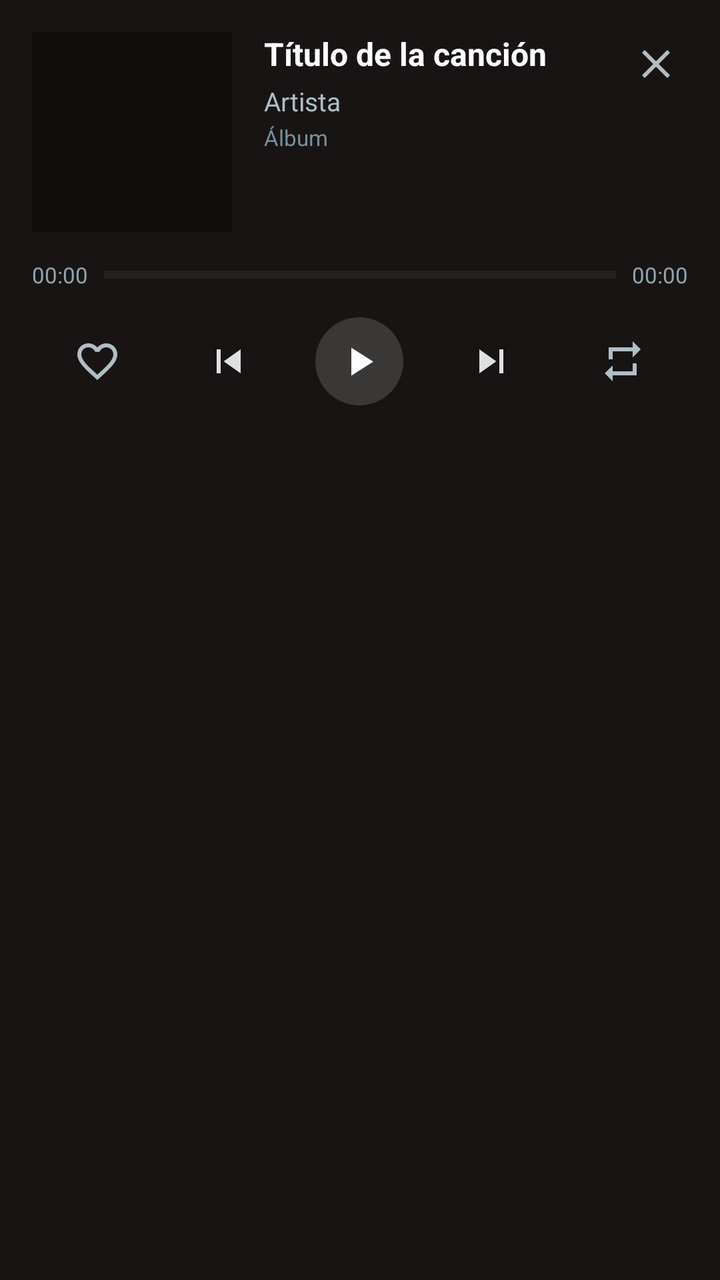
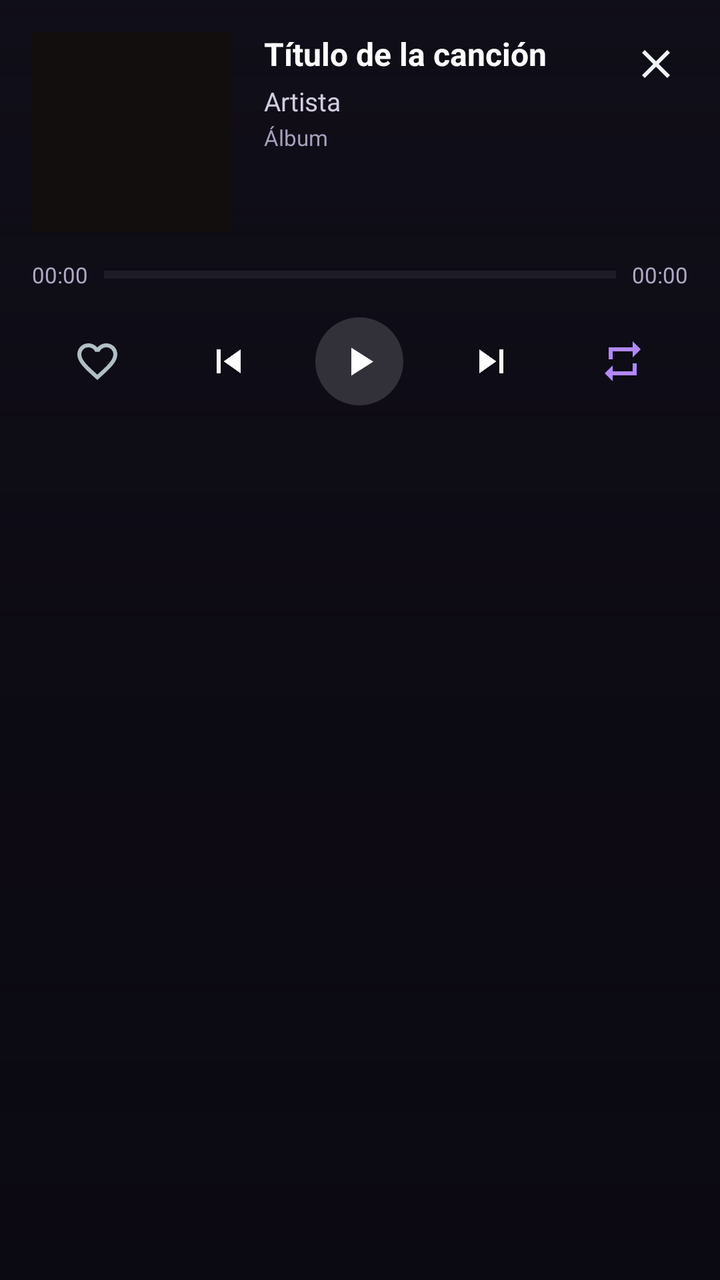

Two renders of the same Android screen: before a commit and after it. Below are the layout's source before the change and the commit's diff.
<!-- AndroidManifest.xml: application theme Theme.Rewind -->
<!-- res/layout/notification_expanded.xml -->
<?xml version="1.0" encoding="utf-8"?>
<RelativeLayout xmlns:android="http://schemas.android.com/apk/res/android"
    android:layout_width="match_parent"
    android:layout_height="wrap_content"
    android:background="#181414"
    android:padding="16dp">

    
    <RelativeLayout
        android:id="@+id/expanded_header_container"
        android:layout_width="match_parent"
        android:layout_height="wrap_content">

        
        <ImageView
            android:id="@+id/notification_expanded_art"
            android:layout_width="100dp"
            android:layout_height="100dp"
            android:layout_alignParentStart="true"
            android:layout_alignParentTop="true"
            android:scaleType="centerCrop"
            android:src="@drawable/ic_launcher_background" />

        
        <ImageButton
            android:id="@+id/notification_expanded_btn_close"
            android:layout_width="32dp"
            android:layout_height="32dp"
            android:layout_alignParentEnd="true"
            android:layout_alignParentTop="true"
            android:background="?android:attr/selectableItemBackgroundBorderless"
            android:src="@drawable/ic_notif_close"
            android:contentDescription="Eliminar notificación" />

        
        <LinearLayout
            android:layout_width="match_parent"
            android:layout_height="wrap_content"
            android:layout_toEndOf="@id/notification_expanded_art"
            android:layout_toStartOf="@id/notification_expanded_btn_close"
            android:layout_marginStart="16dp"
            android:layout_alignParentTop="true"
            android:orientation="vertical">

            <TextView
                android:id="@+id/notification_expanded_title"
                android:layout_width="match_parent"
                android:layout_height="wrap_content"
                android:text="Título de la canción"
                android:textColor="#FFFFFF"
                android:textSize="16sp"
                android:textStyle="bold"
                android:singleLine="true"
                android:ellipsize="end" />

            <TextView
                android:id="@+id/notification_expanded_artist"
                android:layout_width="match_parent"
                android:layout_height="wrap_content"
                android:text="Artista"
                android:textColor="#B0BEC5"
                android:textSize="13sp"
                android:singleLine="true"
                android:ellipsize="end"
                android:layout_marginTop="4dp" />

            <TextView
                android:id="@+id/notification_expanded_album"
                android:layout_width="match_parent"
                android:layout_height="wrap_content"
                android:text="Álbum"
                android:textColor="#78909C"
                android:textSize="11sp"
                android:singleLine="true"
                android:ellipsize="end"
                android:layout_marginTop="2dp" />
        </LinearLayout>
    </RelativeLayout>

    
    <RelativeLayout
        android:id="@+id/progress_expanded_container"
        android:layout_width="match_parent"
        android:layout_height="wrap_content"
        android:layout_below="@id/expanded_header_container"
        android:layout_marginTop="14dp">

        <TextView
            android:id="@+id/notification_expanded_time_current"
            android:layout_width="wrap_content"
            android:layout_height="wrap_content"
            android:layout_alignParentStart="true"
            android:text="00:00"
            android:textColor="#90A4AE"
            android:textSize="11sp" />

        <TextView
            android:id="@+id/notification_expanded_time_total"
            android:layout_width="wrap_content"
            android:layout_height="wrap_content"
            android:layout_alignParentEnd="true"
            android:text="00:00"
            android:textColor="#90A4AE"
            android:textSize="11sp" />

        <ProgressBar
            android:id="@+id/notification_expanded_progress"
            style="?android:attr/progressBarStyleHorizontal"
            android:layout_width="match_parent"
            android:layout_height="4dp"
            android:layout_centerVertical="true"
            android:layout_toEndOf="@id/notification_expanded_time_current"
            android:layout_toStartOf="@id/notification_expanded_time_total"
            android:layout_marginStart="8dp"
            android:layout_marginEnd="8dp"
            android:max="100"
            android:progress="0"
            android:progressTint="#E91E63"
            android:progressBackgroundTint="#33FFFFFF" />
    </RelativeLayout>

    
    <LinearLayout
        android:layout_width="match_parent"
        android:layout_height="48dp"
        android:layout_below="@id/progress_expanded_container"
        android:layout_marginTop="12dp"
        android:orientation="horizontal"
        android:gravity="center"
        android:weightSum="5">

        <ImageButton
            android:id="@+id/notification_expanded_btn_like"
            android:layout_width="0dp"
            android:layout_height="match_parent"
            android:layout_weight="1"
            android:background="?android:attr/selectableItemBackgroundBorderless"
            android:src="@drawable/ic_notif_heart_off"
            android:contentDescription="Favorito" />

        <ImageButton
            android:id="@+id/notification_expanded_btn_prev"
            android:layout_width="0dp"
            android:layout_height="match_parent"
            android:layout_weight="1"
            android:background="?android:attr/selectableItemBackgroundBorderless"
            android:src="@drawable/ic_notif_prev"
            android:contentDescription="Anterior" />

        <FrameLayout
            android:layout_width="0dp"
            android:layout_height="match_parent"
            android:layout_weight="1">

            <ImageButton
                android:id="@+id/notification_expanded_btn_play_pause"
                android:layout_width="44dp"
                android:layout_height="44dp"
                android:layout_gravity="center"
                android:background="@drawable/bg_notif_play_btn"
                android:src="@drawable/ic_notif_play"
                android:contentDescription="Reproducir / Pausa" />
        </FrameLayout>

        <ImageButton
            android:id="@+id/notification_expanded_btn_next"
            android:layout_width="0dp"
            android:layout_height="match_parent"
            android:layout_weight="1"
            android:background="?android:attr/selectableItemBackgroundBorderless"
            android:src="@drawable/ic_notif_next"
            android:contentDescription="Siguiente" />

        <ImageButton
            android:id="@+id/notification_expanded_btn_mode"
            android:layout_width="0dp"
            android:layout_height="match_parent"
            android:layout_weight="1"
            android:background="?android:attr/selectableItemBackgroundBorderless"
            android:src="@drawable/ic_notif_mode_repeat"
            android:contentDescription="Modo de rewindducción" />

    </LinearLayout>

</RelativeLayout>
<!-- resources referenced by this layout -->
<resources>
  <!-- drawable bg_notif_play_btn (drawable) -->
  <?xml version="1.0" encoding="utf-8"?>
  <shape xmlns:android="http://schemas.android.com/apk/res/android"
      android:shape="oval">
      <solid android:color="#26FFFFFF" />
  </shape>
  <!-- drawable ic_launcher_background (drawable) -->
  <?xml version="1.0" encoding="utf-8"?>
  <vector xmlns:android="http://schemas.android.com/apk/res/android"
      android:width="108dp"
      android:height="108dp"
      android:viewportWidth="108"
      android:viewportHeight="108">
      <path
          android:fillColor="#130E0E"
          android:pathData="M0,0h108v108h-108z" />
  </vector>
  <!-- drawable ic_notif_close (drawable) -->
  <vector xmlns:android="http://schemas.android.com/apk/res/android"
      android:width="24dp"
      android:height="24dp"
      android:viewportWidth="24"
      android:viewportHeight="24">
      <path
          android:fillColor="#B0BEC5"
          android:pathData="M19,6.41L17.59,5 12,10.59 6.41,5 5,6.41 10.59,12 5,17.59 6.41,19 12,13.41 17.59,19 19,17.59 13.41,12z"/>
  </vector>
  <!-- drawable ic_notif_heart_off (drawable) -->
  <vector xmlns:android="http://schemas.android.com/apk/res/android"
      android:width="24dp"
      android:height="24dp"
      android:viewportWidth="24"
      android:viewportHeight="24">
      <path
          android:fillColor="#B0BEC5"
          android:pathData="M16.5,3c-1.74,0 -3.41,0.81 -4.5,2.09C10.91,3.81 9.24,3 7.5,3 4.42,3 2,5.42 2,8.5c0,3.78 3.4,6.86 8.55,11.54L12,21.35l1.45,-1.32C18.6,15.36 22,12.28 22,8.5 22,5.42 19.58,3 16.5,3zm-4.4,15.55l-0.1,0.1 -0.1,-0.1C7.14,14.24 4,11.39 4,8.5c0,-1.93 1.57,-3.5 3.5,-3.5 1.48,0 2.91,0.95 3.42,2.26h2.16c0.51,-1.31 1.94,-2.26 3.42,-2.26 1.93,0 3.5,1.57 3.5,3.5 0,2.89 -3.14,5.74 -7.9,10.05z"/>
  </vector>
  <!-- drawable ic_notif_mode_repeat (drawable) -->
  <vector xmlns:android="http://schemas.android.com/apk/res/android"
      android:width="24dp"
      android:height="24dp"
      android:viewportWidth="24"
      android:viewportHeight="24">
      <path
          android:fillColor="#B0BEC5"
          android:pathData="M7,7h10v3l4,-4 -4,-4v3H5v6h2V7zm10,10H7v-3l-4,4 4,4v-3h12v-6h-2v4z"/>
  </vector>
  <!-- drawable ic_notif_next (drawable) -->
  <vector xmlns:android="http://schemas.android.com/apk/res/android"
      android:width="24dp"
      android:height="24dp"
      android:viewportWidth="24"
      android:viewportHeight="24">
      <path
          android:fillColor="#E0E0E0"
          android:pathData="M6,18l8.5,-6L6,6v12zM16,6v12h2V6h-2z"/>
  </vector>
  <!-- drawable ic_notif_play (drawable) -->
  <vector xmlns:android="http://schemas.android.com/apk/res/android"
      android:width="24dp"
      android:height="24dp"
      android:viewportWidth="24"
      android:viewportHeight="24">
      <path
          android:fillColor="#FFFFFF"
          android:pathData="M8,5.14v14l11,-7L8,5.14z"/>
  </vector>
  <!-- drawable ic_notif_prev (drawable) -->
  <vector xmlns:android="http://schemas.android.com/apk/res/android"
      android:width="24dp"
      android:height="24dp"
      android:viewportWidth="24"
      android:viewportHeight="24">
      <path
          android:fillColor="#E0E0E0"
          android:pathData="M6,6h2v12H6zm3.5,6l8.5,6V6z"/>
  </vector>
  <style name="Theme.Rewind" parent="android:Theme.Material.NoActionBar">
          <item name="android:windowBackground">@color/launch_window_bg</item>
      </style>
  <color name="launch_window_bg">#FF0A0C10</color>
</resources>

<!-- the commit's change to res/layout/notification_expanded.xml (unified diff, before → after) -->
@@ -1,185 +1,205 @@
 <?xml version="1.0" encoding="utf-8"?>
-<RelativeLayout xmlns:android="http://schemas.android.com/apk/res/android"
+<FrameLayout xmlns:android="http://schemas.android.com/apk/res/android"
     android:layout_width="match_parent"
     android:layout_height="wrap_content"
-    android:background="#181414"
-    android:padding="16dp">
-
-    
+    android:background="@drawable/notif_bg_fallback">
+
+    <ImageView
+        android:id="@+id/notification_expanded_glow"
+        android:layout_width="match_parent"
+        android:layout_height="match_parent"
+        android:contentDescription="@null"
+        android:scaleType="centerCrop" />
+
+    <View
+        android:layout_width="match_parent"
+        android:layout_height="match_parent"
+        android:background="@drawable/notif_scrim" />
+
     <RelativeLayout
-        android:id="@+id/expanded_header_container"
         android:layout_width="match_parent"
-        android:layout_height="wrap_content">
+        android:layout_height="wrap_content"
+        android:padding="16dp">
 
         
-        <ImageView
-            android:id="@+id/notification_expanded_art"
-            android:layout_width="100dp"
-            android:layout_height="100dp"
-            android:layout_alignParentStart="true"
-            android:layout_alignParentTop="true"
-            android:scaleType="centerCrop"
-            android:src="@drawable/ic_launcher_background" />
+        <RelativeLayout
+            android:id="@+id/expanded_header_container"
+            android:layout_width="match_parent"
+            android:layout_height="wrap_content">
+
+            
+            <ImageView
+                android:id="@+id/notification_expanded_art"
+                android:layout_width="100dp"
+                android:layout_height="100dp"
+                android:layout_alignParentStart="true"
+                android:layout_alignParentTop="true"
+                android:scaleType="centerCrop"
+                android:src="@drawable/ic_launcher_background" />
+
+            
+            <ImageButton
+                android:id="@+id/notification_expanded_btn_close"
+                android:layout_width="32dp"
+                android:layout_height="32dp"
+                android:layout_alignParentEnd="true"
+                android:layout_alignParentTop="true"
+                android:background="?android:attr/selectableItemBackgroundBorderless"
+                android:contentDescription="Cerrar notificación"
+                android:src="@drawable/ic_notif_close"
+                android:tint="#CCFFFFFF" />
+
+            
+            <LinearLayout
+                android:layout_width="match_parent"
+                android:layout_height="wrap_content"
+                android:layout_alignParentTop="true"
+                android:layout_marginStart="16dp"
+                android:layout_toEndOf="@id/notification_expanded_art"
+                android:layout_toStartOf="@id/notification_expanded_btn_close"
+                android:orientation="vertical">
+
+                <TextView
+                    android:id="@+id/notification_expanded_title"
+                    android:layout_width="match_parent"
+                    android:layout_height="wrap_content"
+                    android:ellipsize="end"
+                    android:singleLine="true"
+                    android:text="Título de la canción"
+                    android:textColor="#FFFFFF"
+                    android:textSize="16sp"
+                    android:textStyle="bold" />
+
+                <TextView
+                    android:id="@+id/notification_expanded_artist"
+                    android:layout_width="match_parent"
+                    android:layout_height="wrap_content"
+                    android:layout_marginTop="4dp"
+                    android:ellipsize="end"
+                    android:singleLine="true"
+                    android:text="Artista"
+                    android:textColor="#D2CCE0"
+                    android:textSize="13sp" />
+
+                <TextView
+                    android:id="@+id/notification_expanded_album"
+                    android:layout_width="match_parent"
+                    android:layout_height="wrap_content"
+                    android:layout_marginTop="2dp"
+                    android:ellipsize="end"
+                    android:singleLine="true"
+                    android:text="Álbum"
+                    android:textColor="#A79FBB"
+                    android:textSize="11sp" />
+            </LinearLayout>
+        </RelativeLayout>
 
         
-        <ImageButton
-            android:id="@+id/notification_expanded_btn_close"
-            android:layout_width="32dp"
-            android:layout_height="32dp"
-            android:layout_alignParentEnd="true"
-            android:layout_alignParentTop="true"
-            android:background="?android:attr/selectableItemBackgroundBorderless"
-            android:src="@drawable/ic_notif_close"
-            android:contentDescription="Eliminar notificación" />
+        <RelativeLayout
+            android:id="@+id/progress_expanded_container"
+            android:layout_width="match_parent"
+            android:layout_height="wrap_content"
+            android:layout_below="@id/expanded_header_container"
+            android:layout_marginTop="14dp">
+
+            <TextView
+                android:id="@+id/notification_expanded_time_current"
+                android:layout_width="wrap_content"
+                android:layout_height="wrap_content"
+                android:layout_alignParentStart="true"
+                android:text="00:00"
+                android:textColor="#B0A8C4"
+                android:textSize="11sp" />
+
+            <TextView
+                android:id="@+id/notification_expanded_time_total"
+                android:layout_width="wrap_content"
+                android:layout_height="wrap_content"
+                android:layout_alignParentEnd="true"
+                android:text="00:00"
+                android:textColor="#B0A8C4"
+                android:textSize="11sp" />
+
+            <ProgressBar
+                android:id="@+id/notification_expanded_progress"
+                style="?android:attr/progressBarStyleHorizontal"
+                android:layout_width="match_parent"
+                android:layout_height="4dp"
+                android:layout_centerVertical="true"
+                android:layout_marginStart="8dp"
+                android:layout_marginEnd="8dp"
+                android:layout_toEndOf="@id/notification_expanded_time_current"
+                android:layout_toStartOf="@id/notification_expanded_time_total"
+                android:max="100"
+                android:progress="0"
+                android:progressBackgroundTint="#33FFFFFF"
+                android:progressTint="#FFB388FE" />
+        </RelativeLayout>
 
         
         <LinearLayout
             android:layout_width="match_parent"
-            android:layout_height="wrap_content"
-            android:layout_toEndOf="@id/notification_expanded_art"
-            android:layout_toStartOf="@id/notification_expanded_btn_close"
-            android:layout_marginStart="16dp"
-            android:layout_alignParentTop="true"
-            android:orientation="vertical">
-
-            <TextView
-                android:id="@+id/notification_expanded_title"
-                android:layout_width="match_parent"
-                android:layout_height="wrap_content"
-                android:text="Título de la canción"
-                android:textColor="#FFFFFF"
-                android:textSize="16sp"
-                android:textStyle="bold"
-                android:singleLine="true"
-                android:ellipsize="end" />
-
-            <TextView
-                android:id="@+id/notification_expanded_artist"
-                android:layout_width="match_parent"
-                android:layout_height="wrap_content"
-                android:text="Artista"
-                android:textColor="#B0BEC5"
-                android:textSize="13sp"
-                android:singleLine="true"
-                android:ellipsize="end"
-                android:layout_marginTop="4dp" />
-
-            <TextView
-                android:id="@+id/notification_expanded_album"
-                android:layout_width="match_parent"
-                android:layout_height="wrap_content"
-                android:text="Álbum"
-                android:textColor="#78909C"
-                android:textSize="11sp"
-                android:singleLine="true"
-                android:ellipsize="end"
-                android:layout_marginTop="2dp" />
+            android:layout_height="48dp"
+            android:layout_below="@id/progress_expanded_container"
+            android:layout_marginTop="12dp"
+            android:gravity="center"
+            android:orientation="horizontal"
+            android:weightSum="5">
+
+            <ImageButton
+                android:id="@+id/notification_expanded_btn_like"
+                android:layout_width="0dp"
+                android:layout_height="match_parent"
+                android:layout_weight="1"
+                android:background="?android:attr/selectableItemBackgroundBorderless"
+                android:contentDescription="Favorito"
+                android:src="@drawable/ic_notif_heart_off" />
+
+            <ImageButton
+                android:id="@+id/notification_expanded_btn_prev"
+                android:layout_width="0dp"
+                android:layout_height="match_parent"
+                android:layout_weight="1"
+                android:background="?android:attr/selectableItemBackgroundBorderless"
+                android:contentDescription="Anterior"
+                android:src="@drawable/ic_notif_prev"
+                android:tint="#F2FFFFFF" />
+
+            <FrameLayout
+                android:layout_width="0dp"
+                android:layout_height="match_parent"
+                android:layout_weight="1">
+
+                <ImageButton
+                    android:id="@+id/notification_expanded_btn_play_pause"
+                    android:layout_width="44dp"
+                    android:layout_height="44dp"
+                    android:layout_gravity="center"
+                    android:background="@drawable/bg_notif_play_btn"
+                    android:contentDescription="Reproducir / Pausa"
+                    android:src="@drawable/ic_notif_play"
+                    android:tint="#FFFFFFFF" />
+            </FrameLayout>
+
+            <ImageButton
+                android:id="@+id/notification_expanded_btn_next"
+                android:layout_width="0dp"
+                android:layout_height="match_parent"
+                android:layout_weight="1"
+                android:background="?android:attr/selectableItemBackgroundBorderless"
+                android:contentDescription="Siguiente"
+                android:src="@drawable/ic_notif_next"
+                android:tint="#F2FFFFFF" />
+
+            <ImageButton
+                android:id="@+id/notification_expanded_btn_mode"
+                android:layout_width="0dp"
+                android:layout_height="match_parent"
+                android:layout_weight="1"
+                android:background="?android:attr/selectableItemBackgroundBorderless"
+                android:contentDescription="Modo de reproducción"
+                android:src="@drawable/ic_notif_mode_repeat"
+                android:tint="#FFB388FE" />
         </LinearLayout>
     </RelativeLayout>
-
-    
-    <RelativeLayout
-        android:id="@+id/progress_expanded_container"
-        android:layout_width="match_parent"
-        android:layout_height="wrap_content"
-        android:layout_below="@id/expanded_header_container"
-        android:layout_marginTop="14dp">
-
-        <TextView
-            android:id="@+id/notification_expanded_time_current"
-            android:layout_width="wrap_content"
-            android:layout_height="wrap_content"
-            android:layout_alignParentStart="true"
-            android:text="00:00"
-            android:textColor="#90A4AE"
-            android:textSize="11sp" />
-
-        <TextView
-            android:id="@+id/notification_expanded_time_total"
-            android:layout_width="wrap_content"
-            android:layout_height="wrap_content"
-            android:layout_alignParentEnd="true"
-            android:text="00:00"
-            android:textColor="#90A4AE"
-            android:textSize="11sp" />
-
-        <ProgressBar
-            android:id="@+id/notification_expanded_progress"
-            style="?android:attr/progressBarStyleHorizontal"
-            android:layout_width="match_parent"
-            android:layout_height="4dp"
-            android:layout_centerVertical="true"
-            android:layout_toEndOf="@id/notification_expanded_time_current"
-            android:layout_toStartOf="@id/notification_expanded_time_total"
-            android:layout_marginStart="8dp"
-            android:layout_marginEnd="8dp"
-            android:max="100"
-            android:progress="0"
-            android:progressTint="#E91E63"
-            android:progressBackgroundTint="#33FFFFFF" />
-    </RelativeLayout>
-
-    
-    <LinearLayout
-        android:layout_width="match_parent"
-        android:layout_height="48dp"
-        android:layout_below="@id/progress_expanded_container"
-        android:layout_marginTop="12dp"
-        android:orientation="horizontal"
-        android:gravity="center"
-        android:weightSum="5">
-
-        <ImageButton
-            android:id="@+id/notification_expanded_btn_like"
-            android:layout_width="0dp"
-            android:layout_height="match_parent"
-            android:layout_weight="1"
-            android:background="?android:attr/selectableItemBackgroundBorderless"
-            android:src="@drawable/ic_notif_heart_off"
-            android:contentDescription="Favorito" />
-
-        <ImageButton
-            android:id="@+id/notification_expanded_btn_prev"
-            android:layout_width="0dp"
-            android:layout_height="match_parent"
-            android:layout_weight="1"
-            android:background="?android:attr/selectableItemBackgroundBorderless"
-            android:src="@drawable/ic_notif_prev"
-            android:contentDescription="Anterior" />
-
-        <FrameLayout
-            android:layout_width="0dp"
-            android:layout_height="match_parent"
-            android:layout_weight="1">
-
-            <ImageButton
-                android:id="@+id/notification_expanded_btn_play_pause"
-                android:layout_width="44dp"
-                android:layout_height="44dp"
-                android:layout_gravity="center"
-                android:background="@drawable/bg_notif_play_btn"
-                android:src="@drawable/ic_notif_play"
-                android:contentDescription="Reproducir / Pausa" />
-        </FrameLayout>
-
-        <ImageButton
-            android:id="@+id/notification_expanded_btn_next"
-            android:layout_width="0dp"
-            android:layout_height="match_parent"
-            android:layout_weight="1"
-            android:background="?android:attr/selectableItemBackgroundBorderless"
-            android:src="@drawable/ic_notif_next"
-            android:contentDescription="Siguiente" />
-
-        <ImageButton
-            android:id="@+id/notification_expanded_btn_mode"
-            android:layout_width="0dp"
-            android:layout_height="match_parent"
-            android:layout_weight="1"
-            android:background="?android:attr/selectableItemBackgroundBorderless"
-            android:src="@drawable/ic_notif_mode_repeat"
-            android:contentDescription="Modo de rewindducción" />
-
-    </LinearLayout>
-
-</RelativeLayout>
+</FrameLayout>
<!-- resource entries referenced after the edit -->
@@ -77,6 +77,22 @@
           android:fillColor="#E0E0E0"
           android:pathData="M6,6h2v12H6zm3.5,6l8.5,6V6z"/>
   </vector>
+  <!-- drawable notif_bg_fallback (drawable) -->
+  <?xml version="1.0" encoding="utf-8"?>
+  <shape xmlns:android="http://schemas.android.com/apk/res/android"
+      android:shape="rectangle">
+      <solid android:color="#FF12101B" />
+  </shape>
+  <!-- drawable notif_scrim (drawable) -->
+  <?xml version="1.0" encoding="utf-8"?>
+  <shape xmlns:android="http://schemas.android.com/apk/res/android"
+      android:shape="rectangle">
+      <gradient
+          android:angle="270"
+          android:startColor="#4D0A0810"
+          android:centerColor="#B30A0810"
+          android:endColor="#E60A0810" />
+  </shape>
   <style name="Theme.Rewind" parent="android:Theme.Material.NoActionBar">
           <item name="android:windowBackground">@color/launch_window_bg</item>
       </style>
